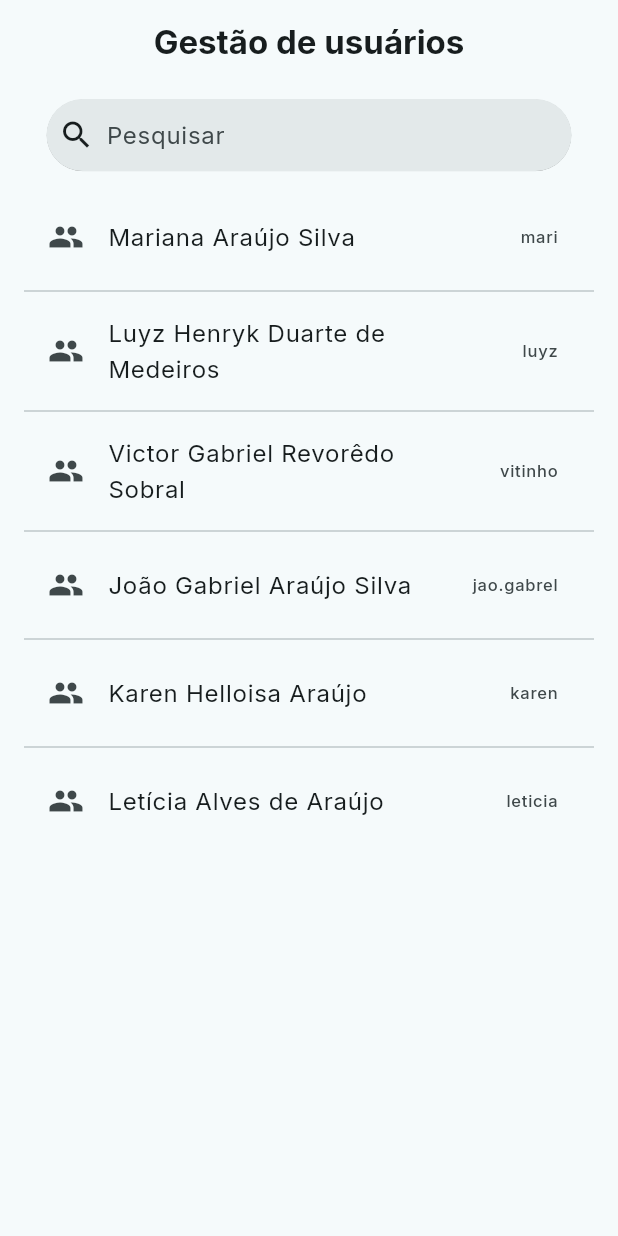
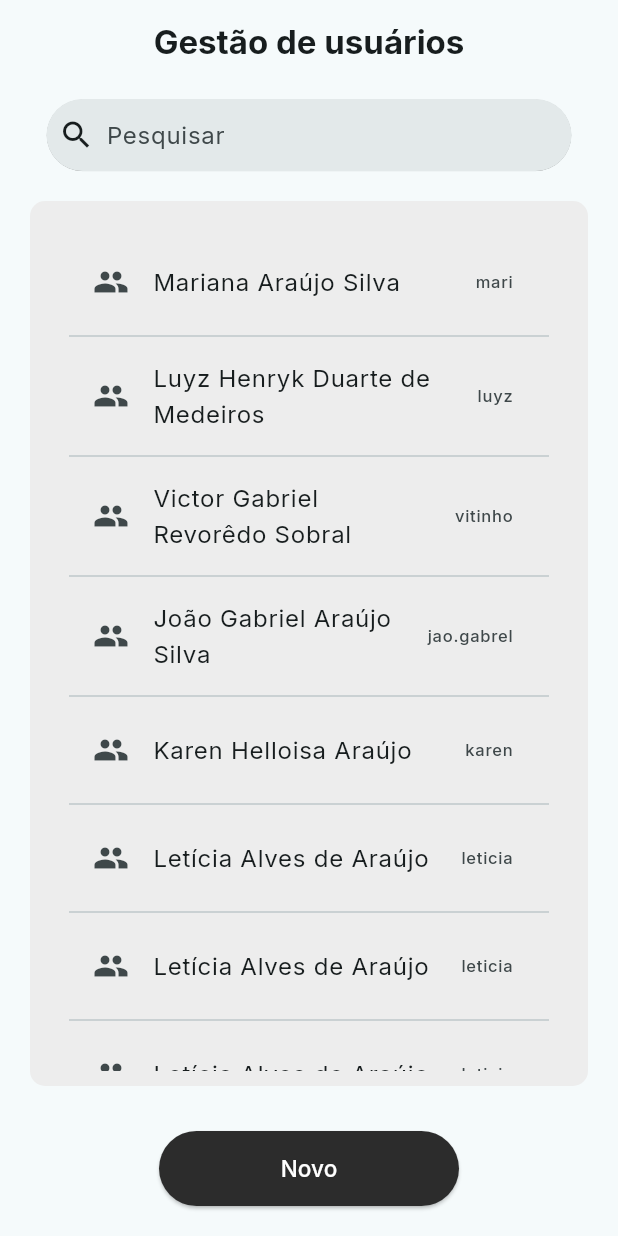
Before and after one commit to mari-arujjo/Ordem-De-Servico-Piloto, a Flutter app: the GestaoUsuariosPage screen opened by its route, on a phone screen of 412 x 824 dp. Run offline on Flutter 3.47's test engine with Material 3 defaults, Android fonts, the phone set to English and light mode, and no system bars; our stand-ins replace go_router, google_fonts.

Commit message:
Nova tela: cadastro de usuarios, ajustes na tela de exibição dos users

```diff
--- /dev/null
+++ b/lib/app/UI/pages/gestao_usuarios/cadastro_user_page.dart
@@ -0,0 +1,21 @@
+import 'package:flutter/material.dart';
+
+class CadastroUserPage extends StatefulWidget {
+  const CadastroUserPage({super.key});
+
+  @override
+  State<CadastroUserPage> createState() => _CadastroUserState();
+}
+
+class _CadastroUserState extends State<CadastroUserPage> {
+  @override
+  Widget build(BuildContext context) {
+    return Scaffold(
+      appBar: AppBar(
+        title: const Text('Cadastro de usuários',
+        style: TextStyle(fontWeight: FontWeight.bold)),
+        centerTitle: true,
+      ),
+    );
+  }
+}
--- a/lib/app/UI/pages/gestao_usuarios/gestao_usuarios_page.dart
+++ b/lib/app/UI/pages/gestao_usuarios/gestao_usuarios_page.dart
@@ -1,5 +1,6 @@
 import 'package:flutter/material.dart';
 import 'package:go_router/go_router.dart';
+import 'package:ordem_de_servico/app/UI/widgets/button_widget.dart';
 import 'package:ordem_de_servico/app/UI/widgets/search_widget.dart';
 import 'package:ordem_de_servico/app/src/controllers/gestao_usuarios_controller.dart';
 
@@ -24,13 +25,21 @@ class _GestaoUsuariosState extends State<GestaoUsuariosPage> {
 
       body: Center(
         child: Padding(
-          padding: EdgeInsets.only(top: 10),
+          padding: EdgeInsets.only(top: 10, bottom: 20),
           child: Column(
             children: [
               const SearchBarWidget(),
+              const SizedBox(height: 10,),
 
-              Expanded(child:
-                ListView.separated(
+              Expanded(
+                child: Container(
+                  margin: EdgeInsets.only(top: 10, bottom: 30, right: 20, left: 20),
+                  padding: EdgeInsets.all(10),
+                  decoration: BoxDecoration(
+                    color: Color(0xFFEDEDED),
+                    borderRadius: BorderRadius.circular(10.0),
+                ),
+                  child: ListView.separated(
                     itemCount: controller.allUsers.length,
                     itemBuilder: (BuildContext context, int i){
                       final allUsers = controller.allUsers;
@@ -39,7 +48,6 @@ class _GestaoUsuariosState extends State<GestaoUsuariosPage> {
                         title: Text(allUsers[i].nome),
                         trailing: Text(allUsers[i].usuario),
                         onTap: () {
-
                           GoRouter.of(context).push('/usuarios');
                         },
                       );
@@ -47,7 +55,14 @@ class _GestaoUsuariosState extends State<GestaoUsuariosPage> {
                     separatorBuilder: (_, __) => Divider(),
                     padding: EdgeInsets.all(16),
                   ),
-              )
+                ),
+              ),
+
+              ButtonWidget(
+                txt: 'Novo',
+                onPressed: (){
+                  GoRouter.of(context).push('/cadastroUsuario');
+                }),
             ]
           ),
         ),
--- a/lib/app/src/controllers/gestao_usuarios_controller.dart
+++ b/lib/app/src/controllers/gestao_usuarios_controller.dart
@@ -1,41 +1,59 @@
 import 'package:ordem_de_servico/app/src/models/usuario_model.dart';
 
 class GestaoUsuariosController {
-  List<UsuarioModel> allUsers = [];
+  List<Usuario> allUsers = [];
 
   GestaoUsuariosController(){
     allUsers = [
-      UsuarioModel(
+      Usuario(
         id_usuario: 1,
         usuario: 'mari',
         nome: 'Mariana Araújo Silva',
         nivel_acesso: 1
       ),
-      UsuarioModel(
+      Usuario(
         id_usuario: 3,
         usuario: 'luyz',
         nome: 'Luyz Henryk Duarte de Medeiros',
         nivel_acesso: 1
       ),
-      UsuarioModel(
+      Usuario(
         id_usuario: 5,
         usuario: 'vitinho',
         nome: 'Victor Gabriel Revorêdo Sobral',
         nivel_acesso: 2
       ),
-      UsuarioModel(
+      Usuario(
         id_usuario: 6,
         usuario: 'jao.gabrel',
         nome: 'João Gabriel Araújo Silva',
         nivel_acesso: 3
       ),
-      UsuarioModel(
+      Usuario(
         id_usuario: 7,
         usuario: 'karen',
         nome: 'Karen Helloisa Araújo',
         nivel_acesso: 3
       ),
-      UsuarioModel(
+      Usuario(
+        id_usuario: 9,
+        usuario: 'leticia',
+        nome: 'Letícia Alves de Araújo',
+        nivel_acesso: 2
+      ),
+      Usuario(
+        id_usuario: 9,
+        usuario: 'leticia',
+        nome: 'Letícia Alves de Araújo',
+        nivel_acesso: 2
+      ),
+      Usuario(
+        id_usuario: 9,
+        usuario: 'leticia',
+        nome: 'Letícia Alves de Araújo',
+        nivel_acesso: 2
+      ),
+      Usuario(
         id_usuario: 9,
         usuario: 'leticia',
         nome: 'Letícia Alves de Araújo',
--- a/lib/app/src/models/usuario_model.dart
+++ b/lib/app/src/models/usuario_model.dart
@@ -1,4 +1,4 @@
-class UsuarioModel{
+class Usuario{
   // ignore: non_constant_identifier_names
   int id_usuario;
   String usuario;
@@ -7,7 +7,7 @@ class UsuarioModel{
   int nivel_acesso;
   String senha;
 
-  UsuarioModel({
+  Usuario({
     // ignore: non_constant_identifier_names
     this.id_usuario =0,
     this.usuario ="",
--- a/lib/rotas.dart
+++ b/lib/rotas.dart
@@ -1,5 +1,6 @@
 import 'package:go_router/go_router.dart';
 import 'package:ordem_de_servico/app/UI/pages/atendimento/atendimento_page.dart';
+import 'package:ordem_de_servico/app/UI/pages/gestao_usuarios/cadastro_user_page.dart';
 import 'package:ordem_de_servico/app/UI/pages/gestao_usuarios/gestao_usuarios_page.dart';
 import 'package:ordem_de_servico/app/UI/pages/gestao_usuarios/usuario_page.dart';
 import 'package:ordem_de_servico/app/UI/pages/home_page.dart';
@@ -45,8 +46,12 @@ final GoRouter rotas = GoRouter(
       builder: (context, state) => const GestaoUsuariosPage(),
     ),
     GoRoute(
-      path: '/usuarios',
+      path: '/usuario',
       builder: (context, state) => const UsuarioPage(),
+    ),
+    GoRoute(
+      path: '/cadastroUsuario',
+      builder: (context, state) => const CadastroUserPage(),
     ),
 
   ],
```
Lines whose indentation alone changed are shown as unchanged.
